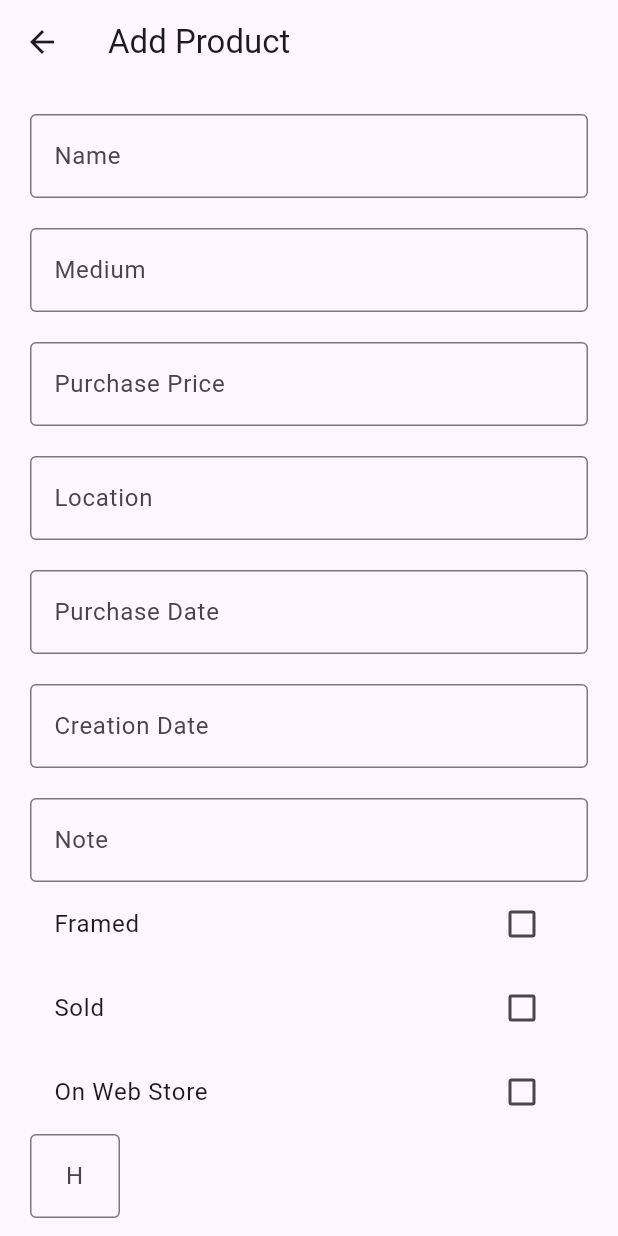
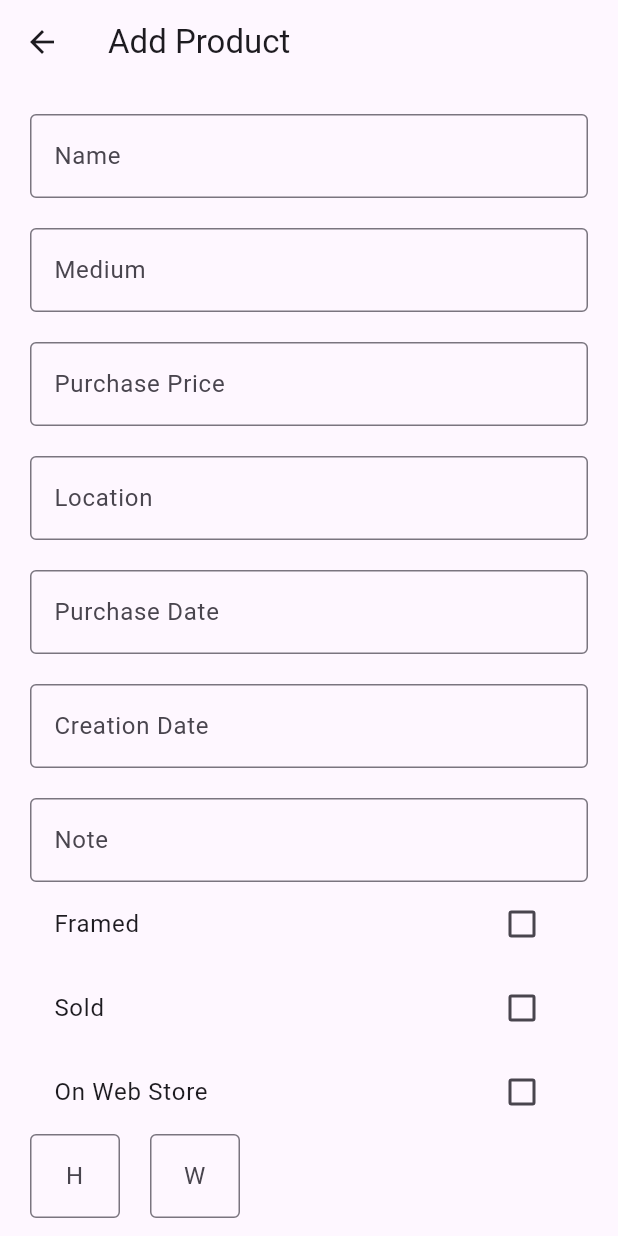
Before and after one commit to h-morales1/framevault, a Flutter app: the screen it shows after launch, item 2 of the bottom bar chosen, on a phone screen of 412 x 824 dp. Run offline on Flutter 3.47's test engine with Material 3 defaults, Android fonts, the phone set to English and light mode, and no system bars; our stand-ins replace sqflite; accounts and stored records are empty.

Commit message:
added save button to screen

```diff
--- a/lib/screens/add_product.dart
+++ b/lib/screens/add_product.dart
@@ -90,7 +90,8 @@ class AddProduct extends StatelessWidget {
           CheckboxListTile(
             title: const Text("Framed"),
             value: isChecked,
-            onChanged: (bool? value) { isChecked = value!;},
+            onChanged: (bool? value) {
+            },
           ),
 
           CheckboxListTile(
@@ -117,6 +118,19 @@ class AddProduct extends StatelessWidget {
                    ),
                  ),
                ),
+               SizedBox(
+                width: 20.0,
+               ),
+               SizedBox(
+                 width: 60.0,
+                 child: TextField(
+                   textAlign: TextAlign.center,
+                   decoration: InputDecoration(
+                     hintText: "W",
+                     border: OutlineInputBorder(),
+                   ),
+                 ),
+               ),
 
              ],
            ),
@@ -133,6 +147,11 @@ class AddProduct extends StatelessWidget {
            ),
          ),
 
+          SizedBox(
+            height: 40.0,
+          ),
+          ElevatedButton(onPressed: () => {}, child: Text("Save Product")),
+
         ],
       ),
 
```
